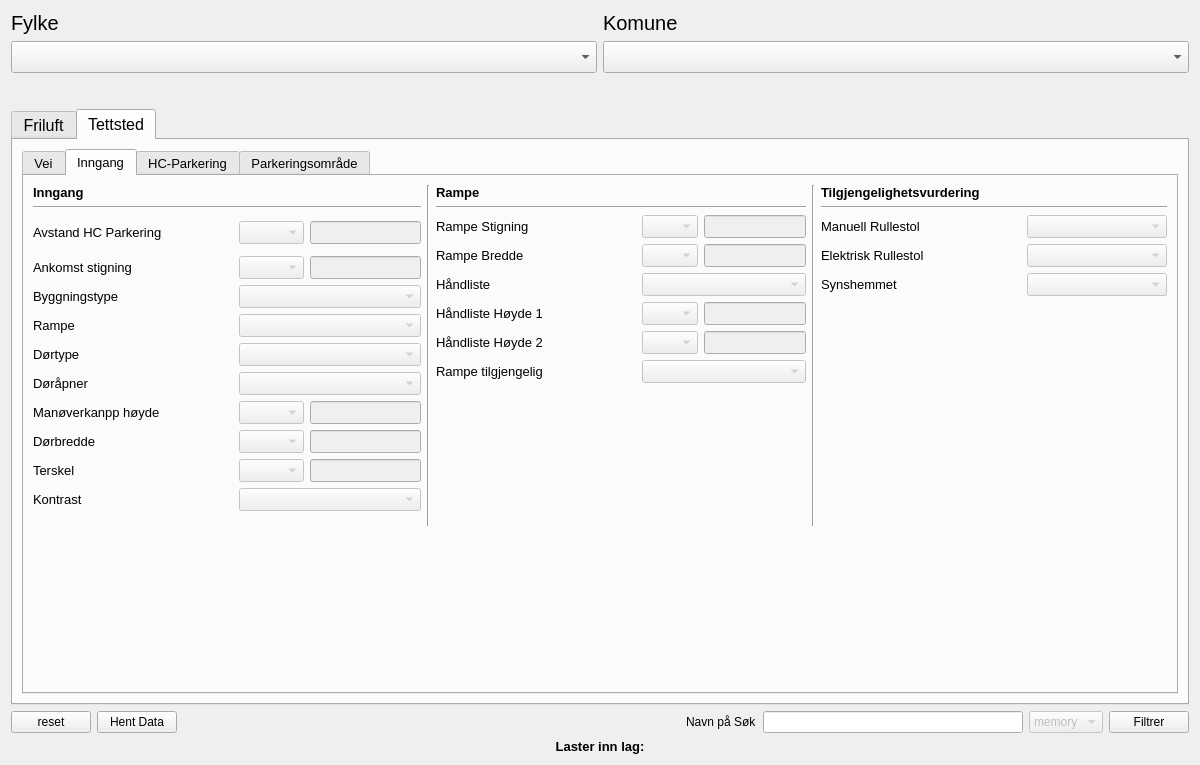
Above: Tilgjengelighet_dialog_base.ui from KaspArno/Tilgjengelighet before the change. Below: the same form after it.
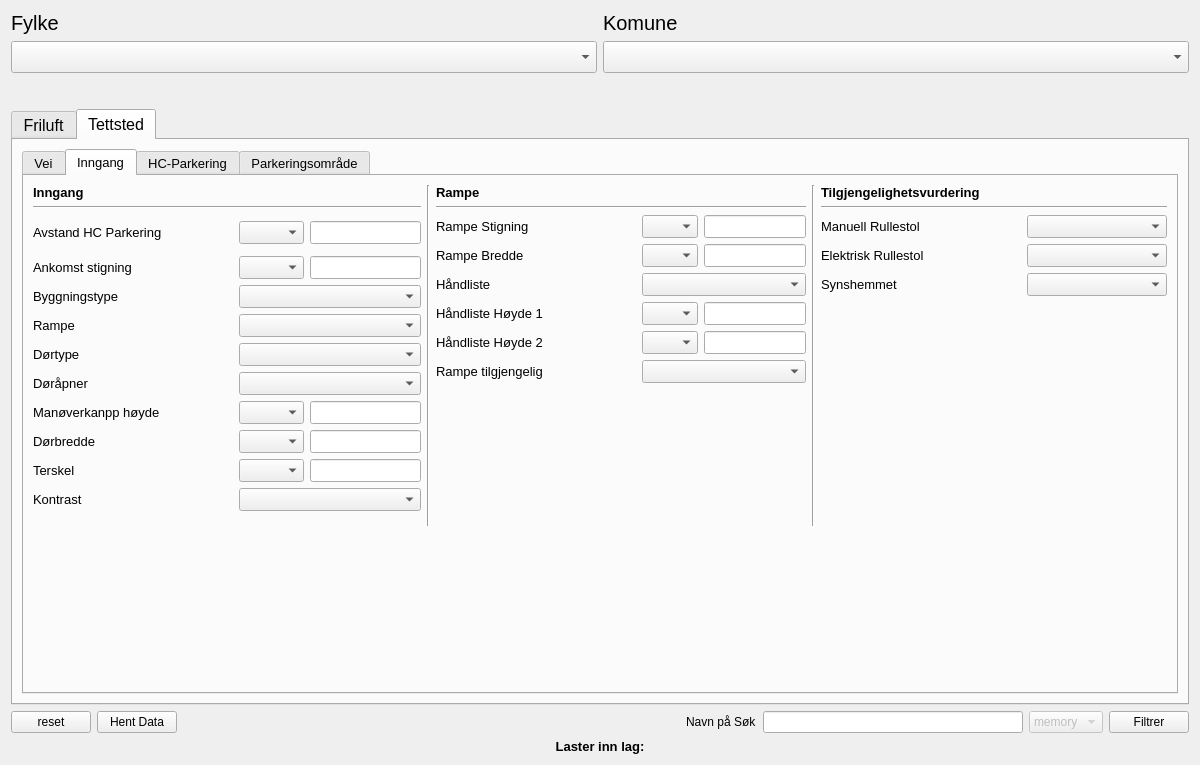
That is the form after the change. Icons and pictures are not drawn.

```diff
--- a/Tilgjengelighet_dialog_base.ui
+++ b/Tilgjengelighet_dialog_base.ui
@@ -4522,7 +4522,7 @@
                          <item>
                           <widget class="QComboBox" name="comboBox_avstand_hc">
                            <property name="enabled">
-                            <bool>false</bool>
+                            <bool>true</bool>
                            </property>
                            <property name="minimumSize">
                             <size>
@@ -4535,7 +4535,7 @@
                          <item>
                           <widget class="QLineEdit" name="lineEdit_avstand_hc">
                            <property name="enabled">
-                            <bool>false</bool>
+                            <bool>true</bool>
                            </property>
                            <property name="minimumSize">
                             <size>
@@ -4578,7 +4578,7 @@
                          <item>
                           <widget class="QComboBox" name="comboBox_ank_stigning">
                            <property name="enabled">
-                            <bool>false</bool>
+                            <bool>true</bool>
                            </property>
                            <property name="minimumSize">
                             <size>
@@ -4591,7 +4591,7 @@
                          <item>
                           <widget class="QLineEdit" name="lineEdit_ank_stigning">
                            <property name="enabled">
-                            <bool>false</bool>
+                            <bool>true</bool>
                            </property>
                            <property name="minimumSize">
                             <size>
@@ -4632,7 +4632,7 @@
                        <item>
                         <widget class="QComboBox" name="comboBox_byggningstype">
                          <property name="enabled">
-                          <bool>false</bool>
+                          <bool>true</bool>
                          </property>
                          <property name="sizePolicy">
                           <sizepolicy hsizetype="Preferred" vsizetype="Fixed">
@@ -4677,7 +4677,7 @@
                        <item>
                         <widget class="QComboBox" name="comboBox_rampe">
                          <property name="enabled">
-                          <bool>false</bool>
+                          <bool>true</bool>
                          </property>
                          <property name="minimumSize">
                           <size>
@@ -4685,21 +4685,6 @@
                            <height>0</height>
                           </size>
                          </property>
-                         <item>
-                          <property name="text">
-                           <string/>
-                          </property>
-                         </item>
-                         <item>
-                          <property name="text">
-                           <string>Ja</string>
-                          </property>
-                         </item>
-                         <item>
-                          <property name="text">
-                           <string>Nei</string>
-                          </property>
-                         </item>
                         </widget>
                        </item>
                       </layout>
@@ -4731,7 +4716,7 @@
                        <item>
                         <widget class="QComboBox" name="comboBox_dortype">
                          <property name="enabled">
-                          <bool>false</bool>
+                          <bool>true</bool>
                          </property>
                          <property name="minimumSize">
                           <size>
@@ -4770,7 +4755,7 @@
                        <item>
                         <widget class="QComboBox" name="comboBox_dorapner">
                          <property name="enabled">
-                          <bool>false</bool>
+                          <bool>true</bool>
                          </property>
                          <property name="minimumSize">
                           <size>
@@ -4811,7 +4796,7 @@
                          <item>
                           <widget class="QComboBox" name="comboBox_man_hoyde">
                            <property name="enabled">
-                            <bool>false</bool>
+                            <bool>true</bool>
                            </property>
                            <property name="minimumSize">
                             <size>
@@ -4824,7 +4809,7 @@
                          <item>
                           <widget class="QLineEdit" name="lineEdit_man_hoyde">
                            <property name="enabled">
-                            <bool>false</bool>
+                            <bool>true</bool>
                            </property>
                            <property name="minimumSize">
                             <size>
@@ -4867,7 +4852,7 @@
                          <item>
                           <widget class="QComboBox" name="comboBox_dorbredde">
                            <property name="enabled">
-                            <bool>false</bool>
+                            <bool>true</bool>
                            </property>
                            <property name="minimumSize">
                             <size>
@@ -4880,7 +4865,7 @@
                          <item>
                           <widget class="QLineEdit" name="lineEdit_dorbredde">
                            <property name="enabled">
-                            <bool>false</bool>
+                            <bool>true</bool>
                            </property>
                            <property name="minimumSize">
                             <size>
@@ -4923,7 +4908,7 @@
                          <item>
                           <widget class="QComboBox" name="comboBox_terskel">
                            <property name="enabled">
-                            <bool>false</bool>
+                            <bool>true</bool>
                            </property>
                            <property name="minimumSize">
                             <size>
@@ -4936,7 +4921,7 @@
                          <item>
                           <widget class="QLineEdit" name="lineEdit_terskel">
                            <property name="enabled">
-                            <bool>false</bool>
+                            <bool>true</bool>
                            </property>
                            <property name="minimumSize">
                             <size>
@@ -4977,7 +4962,7 @@
                        <item>
                         <widget class="QComboBox" name="comboBox_kontrast">
                          <property name="enabled">
-                          <bool>false</bool>
+                          <bool>true</bool>
                          </property>
                          <property name="minimumSize">
                           <size>
@@ -5065,7 +5050,7 @@
                          <item>
                           <widget class="QComboBox" name="comboBox_rmp_stigning">
                            <property name="enabled">
-                            <bool>false</bool>
+                            <bool>true</bool>
                            </property>
                            <property name="minimumSize">
                             <size>
@@ -5078,7 +5063,7 @@
                          <item>
                           <widget class="QLineEdit" name="lineEdit_rmp_stigning">
                            <property name="enabled">
-                            <bool>false</bool>
+                            <bool>true</bool>
                            </property>
                            <property name="minimumSize">
                             <size>
@@ -5121,7 +5106,7 @@
                          <item>
                           <widget class="QComboBox" name="comboBox_rmp_bredde">
                            <property name="enabled">
-                            <bool>false</bool>
+                            <bool>true</bool>
                            </property>
                            <property name="minimumSize">
                             <size>
@@ -5134,7 +5119,7 @@
                          <item>
                           <widget class="QLineEdit" name="lineEdit_rmp_bredde">
                            <property name="enabled">
-                            <bool>false</bool>
+                            <bool>true</bool>
                            </property>
                            <property name="minimumSize">
                             <size>
@@ -5175,7 +5160,7 @@
                        <item>
                         <widget class="QComboBox" name="comboBox_handliste">
                          <property name="enabled">
-                          <bool>false</bool>
+                          <bool>true</bool>
                          </property>
                          <property name="minimumSize">
                           <size>
@@ -5216,7 +5201,7 @@
                          <item>
                           <widget class="QComboBox" name="comboBox_hand1">
                            <property name="enabled">
-                            <bool>false</bool>
+                            <bool>true</bool>
                            </property>
                            <property name="minimumSize">
                             <size>
@@ -5229,7 +5214,7 @@
                          <item>
                           <widget class="QLineEdit" name="lineEdit_hand1">
                            <property name="enabled">
-                            <bool>false</bool>
+                            <bool>true</bool>
                            </property>
                            <property name="minimumSize">
                             <size>
@@ -5272,7 +5257,7 @@
                          <item>
                           <widget class="QComboBox" name="comboBox_hand2">
                            <property name="enabled">
-                            <bool>false</bool>
+                            <bool>true</bool>
                            </property>
                            <property name="minimumSize">
                             <size>
@@ -5285,7 +5270,7 @@
                          <item>
                           <widget class="QLineEdit" name="lineEdit_hand2">
                            <property name="enabled">
-                            <bool>false</bool>
+                            <bool>true</bool>
                            </property>
                            <property name="minimumSize">
                             <size>
@@ -5326,7 +5311,7 @@
                        <item>
                         <widget class="QComboBox" name="comboBox_rmp_tilgjengelig">
                          <property name="enabled">
-                          <bool>false</bool>
+                          <bool>true</bool>
                          </property>
                          <property name="minimumSize">
                           <size>
@@ -5412,7 +5397,7 @@
                        <item>
                         <widget class="QComboBox" name="comboBox_manuell_rullestol">
                          <property name="enabled">
-                          <bool>false</bool>
+                          <bool>true</bool>
                          </property>
                          <property name="minimumSize">
                           <size>
@@ -5451,7 +5436,7 @@
                        <item>
                         <widget class="QComboBox" name="comboBox_el_rullestol">
                          <property name="enabled">
-                          <bool>false</bool>
+                          <bool>true</bool>
                          </property>
                          <property name="minimumSize">
                           <size>
@@ -5490,7 +5475,7 @@
                        <item>
                         <widget class="QComboBox" name="comboBox_syn">
                          <property name="enabled">
-                          <bool>false</bool>
+                          <bool>true</bool>
                          </property>
                          <property name="minimumSize">
                           <size>
```
